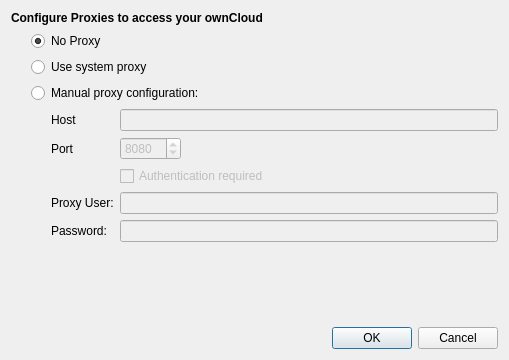
Old version of the form src/mirall/proxydialog.ui in the repository nextcloud/desktop.
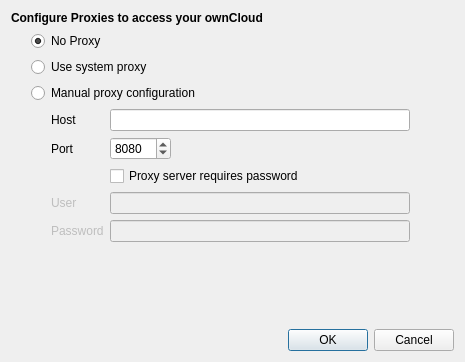
New version of the form.

Commit message: Some code cleanups for the proxy dialog.

```diff
--- a/src/mirall/proxydialog.ui
+++ b/src/mirall/proxydialog.ui
@@ -6,15 +6,13 @@
    <rect>
     <x>0</x>
     <y>0</y>
-    <width>509</width>
-    <height>360</height>
+    <width>465</width>
+    <height>362</height>
    </rect>
   </property>
   <property name="windowTitle">
    <string>Proxy Settings</string>
   </property>
-  <layout class="QVBoxLayout" name="verticalLayout_4">
-   <item>
     <layout class="QVBoxLayout" name="verticalLayout_3">
      <item>
       <widget class="QLabel" name="label_2">
@@ -27,29 +25,19 @@
        <property name="text">
         <string>Configure Proxies to access your ownCloud</string>
        </property>
-      </widget>
-     </item>
-     <item>
-      <layout class="QHBoxLayout" name="horizontalLayout_2">
-       <item>
-        <spacer name="horizontalSpacer_2">
-         <property name="orientation">
-          <enum>Qt::Horizontal</enum>
-         </property>
-         <property name="sizeType">
-          <enum>QSizePolicy::Minimum</enum>
-         </property>
-         <property name="sizeHint" stdset="0">
-          <size>
-           <width>20</width>
-           <height>20</height>
-          </size>
-         </property>
-        </spacer>
+     <property name="buddy">
+      <cstring>manualSettings</cstring>
+     </property>
+    </widget>
        </item>
        <item>
         <layout class="QVBoxLayout" name="verticalLayout_2">
          <item>
+      <layout class="QVBoxLayout" name="verticalLayout">
+       <property name="leftMargin">
+        <number>20</number>
+       </property>
+       <item>
           <widget class="QRadioButton" name="noProxyRadioButton">
            <property name="text">
             <string>No Proxy</string>
@@ -67,44 +55,39 @@
           </widget>
          </item>
          <item>
-          <layout class="QVBoxLayout" name="verticalLayout">
-           <item>
             <widget class="QRadioButton" name="manualProxyRadioButton">
              <property name="text">
-              <string>Manual proxy configuration:</string>
+          <string>Manual proxy configuration</string>
              </property>
             </widget>
            </item>
-           <item>
-            <layout class="QHBoxLayout" name="horizontalLayout">
-             <item>
-              <spacer name="horizontalSpacer">
-               <property name="orientation">
-                <enum>Qt::Horizontal</enum>
-               </property>
-               <property name="sizeType">
-                <enum>QSizePolicy::Minimum</enum>
-               </property>
-               <property name="sizeHint" stdset="0">
-                <size>
-                 <width>20</width>
-                 <height>20</height>
-                </size>
-               </property>
-              </spacer>
+      </layout>
              </item>
              <item>
+      <widget class="QWidget" name="manualSettings" native="true">
+       <property name="enabled">
+        <bool>true</bool>
+       </property>
               <layout class="QFormLayout" name="formLayout">
                <property name="fieldGrowthPolicy">
-                <enum>QFormLayout::ExpandingFieldsGrow</enum>
+         <enum>QFormLayout::AllNonFixedFieldsGrow</enum>
+        </property>
+        <property name="verticalSpacing">
+         <number>-1</number>
+        </property>
+        <property name="leftMargin">
+         <number>40</number>
+        </property>
+        <property name="topMargin">
+         <number>0</number>
                </property>
                <item row="3" column="0">
                 <widget class="QLabel" name="label_3">
                  <property name="enabled">
-                  <bool>true</bool>
+           <bool>false</bool>
                  </property>
                  <property name="text">
-                  <string>Proxy User:</string>
+           <string>User</string>
                  </property>
                 </widget>
                </item>
@@ -113,6 +96,12 @@
                  <property name="enabled">
                   <bool>false</bool>
                  </property>
+          <property name="maximumSize">
+           <size>
+            <width>300</width>
+            <height>16777215</height>
+           </size>
+          </property>
                  <property name="text">
                   <string/>
                  </property>
@@ -121,10 +110,10 @@
                <item row="4" column="0">
                 <widget class="QLabel" name="label_5">
                  <property name="enabled">
-                  <bool>true</bool>
+           <bool>false</bool>
                  </property>
                  <property name="text">
-                  <string>Password:</string>
+           <string>Password</string>
                  </property>
                 </widget>
                </item>
@@ -133,6 +122,12 @@
                  <property name="enabled">
                   <bool>false</bool>
                  </property>
+          <property name="maximumSize">
+           <size>
+            <width>300</width>
+            <height>16777215</height>
+           </size>
+          </property>
                  <property name="text">
                   <string/>
                  </property>
@@ -157,18 +152,37 @@
                </item>
                <item row="0" column="1">
                 <widget class="QLineEdit" name="hostLineEdit">
-                 <property name="enabled">
-                  <bool>false</bool>
+          <property name="maximumSize">
+           <size>
+            <width>300</width>
+            <height>16777215</height>
+           </size>
                  </property>
                  <property name="text">
                   <string/>
                  </property>
                 </widget>
                </item>
+        <item row="2" column="1">
+         <widget class="QCheckBox" name="authRequiredcheckBox">
+          <property name="enabled">
+           <bool>true</bool>
+          </property>
+          <property name="text">
+           <string>Proxy server requires password</string>
+          </property>
+         </widget>
+        </item>
                <item row="1" column="1">
                 <widget class="QSpinBox" name="portSpinBox">
                  <property name="enabled">
-                  <bool>false</bool>
+           <bool>true</bool>
+          </property>
+          <property name="sizePolicy">
+           <sizepolicy hsizetype="Maximum" vsizetype="Fixed">
+            <horstretch>0</horstretch>
+            <verstretch>0</verstretch>
+           </sizepolicy>
                  </property>
                  <property name="minimum">
                   <number>1</number>
@@ -181,25 +195,8 @@
                  </property>
                 </widget>
                </item>
-               <item row="2" column="1">
-                <widget class="QCheckBox" name="authRequiredcheckBox">
-                 <property name="enabled">
-                  <bool>false</bool>
-                 </property>
-                 <property name="text">
-                  <string>Authentication required</string>
-                 </property>
-                </widget>
-               </item>
-              </layout>
-             </item>
-            </layout>
-           </item>
-          </layout>
-         </item>
-        </layout>
-       </item>
-      </layout>
+       </layout>
+      </widget>
      </item>
     </layout>
    </item>
```
Left out of the diff: 4 changed lines with no effect on the pictures. Lines whose indentation alone changed are shown as unchanged. The commit also changes 1 other file.
